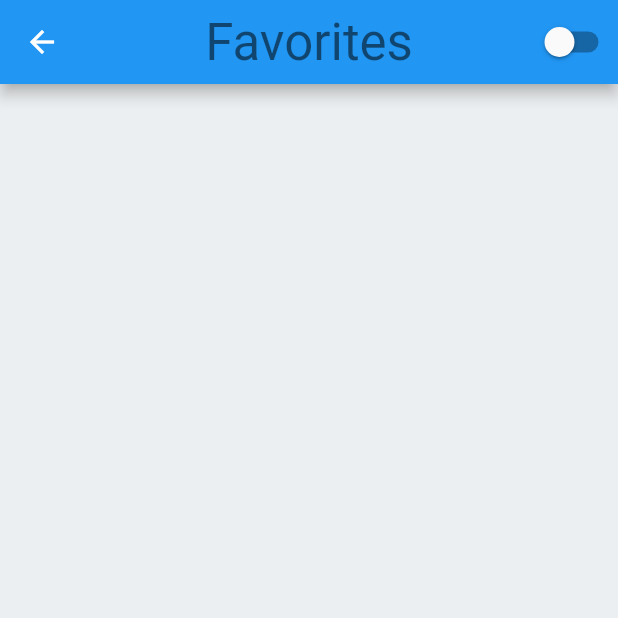
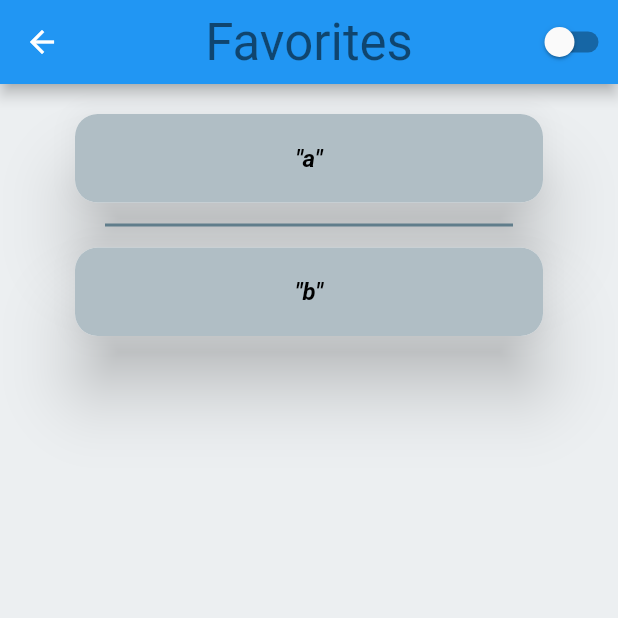
Before and after one commit to Cyrille-Dakhlia/advicer, a Flutter app: the screen it shows after launch, after a tap on the "favorite" icon, on a phone screen of 412 x 824 dp, the top half of it. Run offline on Flutter 3.47's test engine with Material 2 defaults, Android fonts, the phone set to English and light mode, and no system bars; our stand-ins replace bloc_concurrency, cloud_firestore, dartz, equatable, firebase_core, flutter_bloc and 1 more; accounts and stored records are empty; generated files the repository leaves out were written again; Roboto replaces fonts that are missing (Rubik).

```diff
--- a/lib/0_data/datasources/advice_remote_datasource.dart
+++ b/lib/0_data/datasources/advice_remote_datasource.dart
@@ -14,6 +14,8 @@ abstract class AdviceRemoteDataSource {
   Future<AdviceModel> getRandomAdviceFromApi();
 
   Future<bool> updateFavoritesInDatabase(List<AdviceModel> updatedList);
+
+  Future<List<AdviceModel>> getFavoritesFromDataSource();
 }
 
 const apiUri = 'https://api.flutter-community.com/api/v1/advice';
@@ -57,4 +59,16 @@ class AdviceRemoteDataSourceImpl implements AdviceRemoteDataSource {
       return false;
     });
   }
+
+  @override
+  Future<List<AdviceModel>> getFavoritesFromDataSource() async {
+    debugPrint('Fake server request: load initial data');
+    // TODO: make real call to Firestore
+    await Future.delayed(const Duration(seconds: 2));
+    debugPrint('Fake server response: initial data loaded');
+    return List<AdviceModel>.of([
+      const AdviceModel(advice: 'a', id: 0),
+      const AdviceModel(advice: 'b', id: 1),
+    ]);
+  }
 }
--- a/lib/0_data/repositories/advice_repo_impl.dart
+++ b/lib/0_data/repositories/advice_repo_impl.dart
@@ -5,6 +5,7 @@ import 'package:adviser/1_domain/entities/advice_entity.dart';
 import 'package:adviser/1_domain/failures/failures.dart';
 import 'package:adviser/1_domain/repositories/advice_repo.dart';
 import 'package:dartz/dartz.dart';
+import 'package:flutter/material.dart';
 
 class AdviceRepoImpl implements AdviceRepo {
   final AdviceRemoteDataSource _adviceRemoteDataSource;
@@ -34,5 +35,21 @@ class AdviceRepoImpl implements AdviceRepo {
     return await _adviceRemoteDataSource.updateFavoritesInDatabase(updatedList
         .map((ae) => AdviceModel(advice: ae.advice, id: ae.id))
         .toList());
+    //TODO: handle exceptions
+  }
+
+  @override
+  Future<List<AdviceEntity>> getFavoritesFromDataSource() async {
+    try {
+      final adviceModelList =
+          await _adviceRemoteDataSource.getFavoritesFromDataSource();
+      return adviceModelList
+          .map((am) => AdviceEntity(advice: am.advice, id: am.id))
+          .toList();
+    } on Exception catch (e) {
+      // TODO: handle exceptions
+      debugPrint(e.toString());
+      return List<AdviceEntity>.empty();
+    }
   }
 }
--- a/lib/1_domain/repositories/advice_repo.dart
+++ b/lib/1_domain/repositories/advice_repo.dart
@@ -6,4 +6,6 @@ abstract class AdviceRepo {
   Future<Either<AdviceEntity, Failure>> getAdviceFromDataSource();
 
   Future<bool> updateFavoritesInDataSource(List<AdviceEntity> updatedList);
+
+  Future<List<AdviceEntity>> getFavoritesFromDataSource();
 }
--- a/lib/1_domain/usecases/advice_usecases.dart
+++ b/lib/1_domain/usecases/advice_usecases.dart
@@ -16,4 +16,8 @@ class AdviceUseCases {
   Future<bool> updateFavoritesInDataSource(List<AdviceEntity> updatedList) {
     return _adviceRepo.updateFavoritesInDataSource(updatedList);
   }
+
+  Future<List<AdviceEntity>> getFavoritesFromDataSource() {
+    return _adviceRepo.getFavoritesFromDataSource();
+  }
 }
--- a/lib/2_application/core/blocs/favorites_bloc/favorites_bloc.dart
+++ b/lib/2_application/core/blocs/favorites_bloc/favorites_bloc.dart
@@ -12,7 +12,7 @@ class FavoritesBloc extends Bloc<FavoritesEvent, FavoritesState> {
   FavoritesBloc({required AdviceUseCases adviceUseCases})
       : _adviceUseCases = adviceUseCases,
         super(const FavoritesInitial(favorites: [])) {
-    //TODO: initialize with datasource
+    on<FavoritesInitialDataLoadStarted>(_onInitialDataLoadStarted);
     on<FavoritesAdviceAdded>(_onAdviceAdded,
         transformer:
             sequential()); //* To avoid user to add multiple times the same advice as favorite before the UI updates, we could use droppable() to drop successive event, but instead we use sequential() and treat duplicate events in the _onAdviceAdded method in the case where the user browses rapidly many advices and adds them all to favorites
@@ -22,6 +22,14 @@ class FavoritesBloc extends Bloc<FavoritesEvent, FavoritesState> {
   }
 
   final AdviceUseCases _adviceUseCases;
+
+  Future<FutureOr<void>> _onInitialDataLoadStarted(
+      FavoritesInitialDataLoadStarted event, emit) async {
+    emit(FavoritesInitialLoadInProgress(favorites: state.favorites));
+    final loadedFavorites = await _adviceUseCases.getFavoritesFromDataSource();
+    emit(FavoritesInitialLoadSuccess(favorites: loadedFavorites));
+    //TODO: if catch Failure, emit FavoritesInitialLoadFailure
+  }
 
   Future<FutureOr<void>> _onAdviceAdded(
       FavoritesAdviceAdded event, emit) async {
--- a/lib/2_application/core/blocs/favorites_bloc/favorites_event.dart
+++ b/lib/2_application/core/blocs/favorites_bloc/favorites_event.dart
@@ -1,16 +1,17 @@
 part of 'favorites_bloc.dart';
 
-sealed class FavoritesEvent {
+sealed class FavoritesEvent {}
+
+final class FavoritesInitialDataLoadStarted extends FavoritesEvent {}
+
+final class FavoritesAdviceAdded extends FavoritesEvent {
   final String advice;
   final int adviceId;
-
-  FavoritesEvent({required this.advice, required this.adviceId});
-}
-
-final class FavoritesAdviceAdded extends FavoritesEvent {
-  FavoritesAdviceAdded({required super.advice, required super.adviceId});
+  FavoritesAdviceAdded({required this.advice, required this.adviceId});
 }
 
 final class FavoritesAdviceRemoved extends FavoritesEvent {
-  FavoritesAdviceRemoved({required super.advice, required super.adviceId});
+  final String advice;
+  final int adviceId;
+  FavoritesAdviceRemoved({required this.advice, required this.adviceId});
 }
--- a/lib/2_application/core/blocs/favorites_bloc/favorites_state.dart
+++ b/lib/2_application/core/blocs/favorites_bloc/favorites_state.dart
@@ -11,6 +11,18 @@ abstract class FavoritesState extends Equatable {
 
 final class FavoritesInitial extends FavoritesState {
   const FavoritesInitial({required super.favorites});
+}
+
+final class FavoritesInitialLoadInProgress extends FavoritesState {
+  const FavoritesInitialLoadInProgress({required super.favorites});
+}
+
+final class FavoritesInitialLoadSuccess extends FavoritesState {
+  const FavoritesInitialLoadSuccess({required super.favorites});
+}
+
+final class FavoritesInitialLoadFailure extends FavoritesState {
+  const FavoritesInitialLoadFailure({required super.favorites});
 }
 
 final class FavoritesAddInProgress extends FavoritesState {
--- a/lib/injection.dart
+++ b/lib/injection.dart
@@ -27,5 +27,6 @@ void setup() {
   // ! Application Layer
   getIt.registerFactory(() => AdviserBloc(adviceUseCases: getIt()));
   //NOTE:XXX: the registration order matters when registering Singleton (probably not lazy instanciation because it needs AdviceUseCases to be already registered)
-  getIt.registerSingleton(FavoritesBloc(adviceUseCases: getIt()));
+  getIt.registerSingleton(FavoritesBloc(adviceUseCases: getIt())
+    ..add(FavoritesInitialDataLoadStarted()));
 }
```
